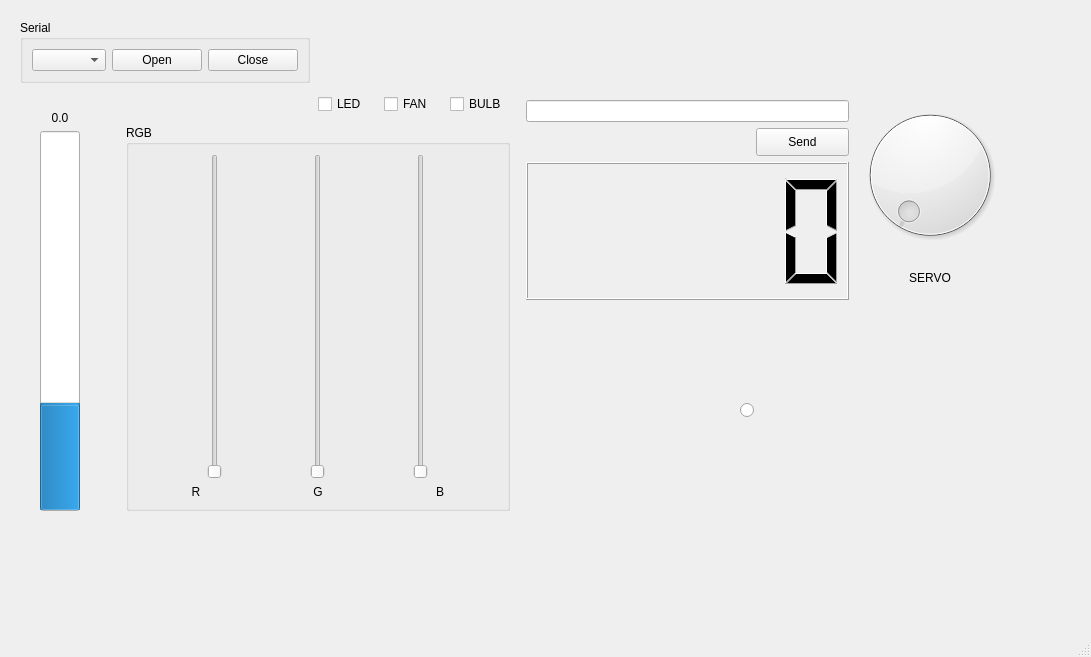
The window that ArduinoSerialGUI/design.ui (Injenus/Arduino_GUI) describes before a commit, drawn with Qt 5.
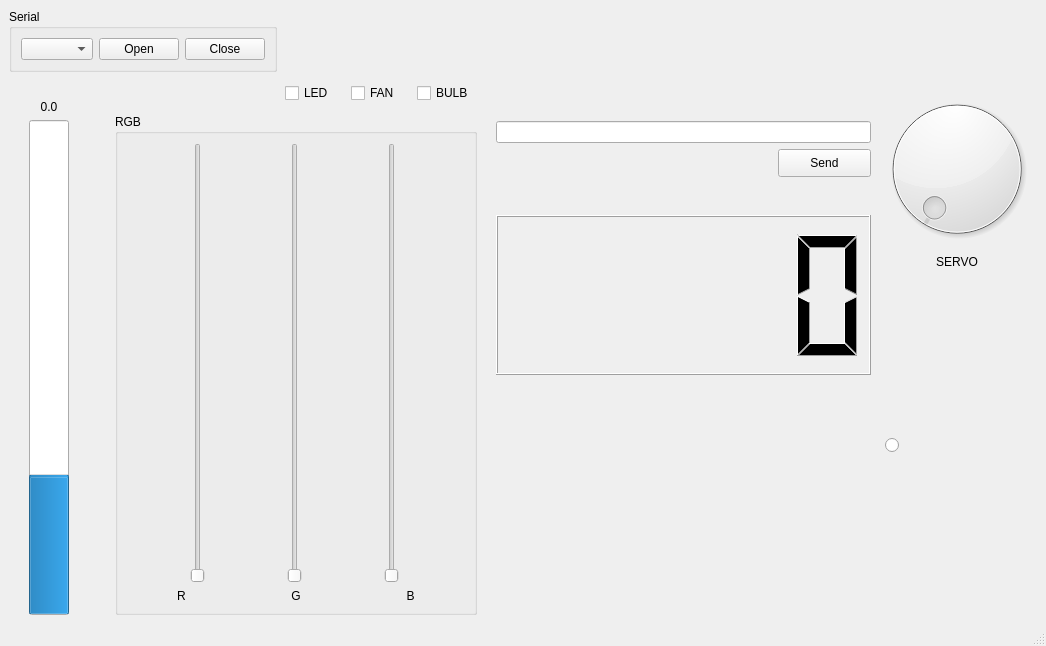
The same window after the commit. Custom widgets are drawn as their Qt base class.

Commit message: Add graph widget, customize design and widgets

What changed in the file:
```diff
--- a/ArduinoSerialGUI/design.ui
+++ b/ArduinoSerialGUI/design.ui
@@ -6,52 +6,16 @@
    <rect>
     <x>0</x>
     <y>0</y>
-    <width>1091</width>
-    <height>657</height>
+    <width>1046</width>
+    <height>646</height>
    </rect>
   </property>
   <property name="windowTitle">
    <string>MainWindow</string>
   </property>
   <widget class="QWidget" name="centralwidget">
-   <widget class="QRadioButton" name="btnCircle">
-    <property name="geometry">
-     <rect>
-      <x>430</x>
-      <y>650</y>
-      <width>40</width>
-      <height>40</height>
-     </rect>
-    </property>
-    <property name="layoutDirection">
-     <enum>Qt::LeftToRight</enum>
-    </property>
-    <property name="text">
-     <string/>
-    </property>
-   </widget>
-   <widget class="QRadioButton" name="btnCircle_2">
-    <property name="geometry">
-     <rect>
-      <x>740</x>
-      <y>400</y>
-      <width>61</width>
-      <height>20</height>
-     </rect>
-    </property>
-    <property name="text">
-     <string/>
-    </property>
-   </widget>
-   <widget class="QWidget" name="">
-    <property name="geometry">
-     <rect>
-      <x>20</x>
-      <y>20</y>
-      <width>985</width>
-      <height>491</height>
-     </rect>
-    </property>
+   <layout class="QVBoxLayout" name="verticalLayout_11">
+    <item>
     <layout class="QHBoxLayout" name="horizontalLayout_10">
      <item>
       <layout class="QVBoxLayout" name="verticalLayout_5">
@@ -390,7 +354,7 @@
          </property>
          <property name="sizeHint" stdset="0">
           <size>
-           <width>10</width>
+            <width>13</width>
            <height>20</height>
           </size>
          </property>
@@ -432,7 +396,7 @@
                    </property>
                    <property name="maximumSize">
                     <size>
-                     <width>16777215</width>
+                      <width>400</width>
                      <height>16777215</height>
                     </size>
                    </property>
@@ -446,11 +410,11 @@
                       <enum>Qt::Horizontal</enum>
                      </property>
                      <property name="sizeType">
-                      <enum>QSizePolicy::Expanding</enum>
+                       <enum>QSizePolicy::Maximum</enum>
                      </property>
                      <property name="sizeHint" stdset="0">
                       <size>
-                       <width>40</width>
+                        <width>307</width>
                        <height>20</height>
                       </size>
                      </property>
@@ -487,6 +451,12 @@
                    <height>90</height>
                   </size>
                  </property>
+                  <property name="maximumSize">
+                   <size>
+                    <width>400</width>
+                    <height>160</height>
+                   </size>
+                  </property>
                 </widget>
                </item>
               </layout>
@@ -497,13 +467,31 @@
                 <widget class="QDial" name="servoAngel">
                  <property name="minimumSize">
                   <size>
-                   <width>150</width>
-                   <height>150</height>
+                    <width>160</width>
+                    <height>160</height>
+                   </size>
+                  </property>
+                  <property name="maximumSize">
+                   <size>
+                    <width>999999</width>
+                    <height>999999</height>
+                   </size>
+                  </property>
+                  <property name="sizeIncrement">
+                   <size>
+                    <width>1</width>
+                    <height>1</height>
                   </size>
                  </property>
                  <property name="maximum">
                   <number>180</number>
                  </property>
+                  <property name="orientation">
+                   <enum>Qt::Horizontal</enum>
+                  </property>
+                  <property name="notchesVisible">
+                   <bool>false</bool>
+                  </property>
                 </widget>
                </item>
                <item>
@@ -519,35 +507,57 @@
                  </property>
                 </widget>
                </item>
-              </layout>
-             </item>
-            </layout>
-           </item>
            <item>
             <spacer name="verticalSpacer_2">
              <property name="orientation">
               <enum>Qt::Vertical</enum>
              </property>
-             <property name="sizeType">
-              <enum>QSizePolicy::Fixed</enum>
-             </property>
              <property name="sizeHint" stdset="0">
               <size>
                <width>20</width>
-               <height>5</height>
+                    <height>40</height>
               </size>
              </property>
             </spacer>
+                </item>
+               </layout>
+              </item>
+             </layout>
            </item>
            <item>
             <widget class="PlotWidget" name="graph" native="true">
              <property name="minimumSize">
               <size>
-               <width>430</width>
+                <width>400</width>
                <height>200</height>
               </size>
              </property>
-            </widget>
+              <property name="sizeIncrement">
+               <size>
+                <width>1</width>
+                <height>1</height>
+               </size>
+              </property>
+              <widget class="QRadioButton" name="btnCircle">
+               <property name="geometry">
+                <rect>
+                 <x>389</x>
+                 <y>10</y>
+                 <width>41</width>
+                 <height>40</height>
+                </rect>
+               </property>
+               <property name="layoutDirection">
+                <enum>Qt::LeftToRight</enum>
+               </property>
+               <property name="styleSheet">
+                <string notr="true">color: rgb(255, 194, 51);</string>
+               </property>
+               <property name="text">
+                <string/>
+               </property>
+              </widget>
+             </widget>
            </item>
           </layout>
          </item>
@@ -556,7 +566,8 @@
       </layout>
      </item>
     </layout>
-   </widget>
+    </item>
+   </layout>
   </widget>
   <widget class="QStatusBar" name="statusbar"/>
  </widget>
```
Left out of the diff: 2 changed lines with no effect on the pictures. Lines whose indentation alone changed are shown as unchanged.
